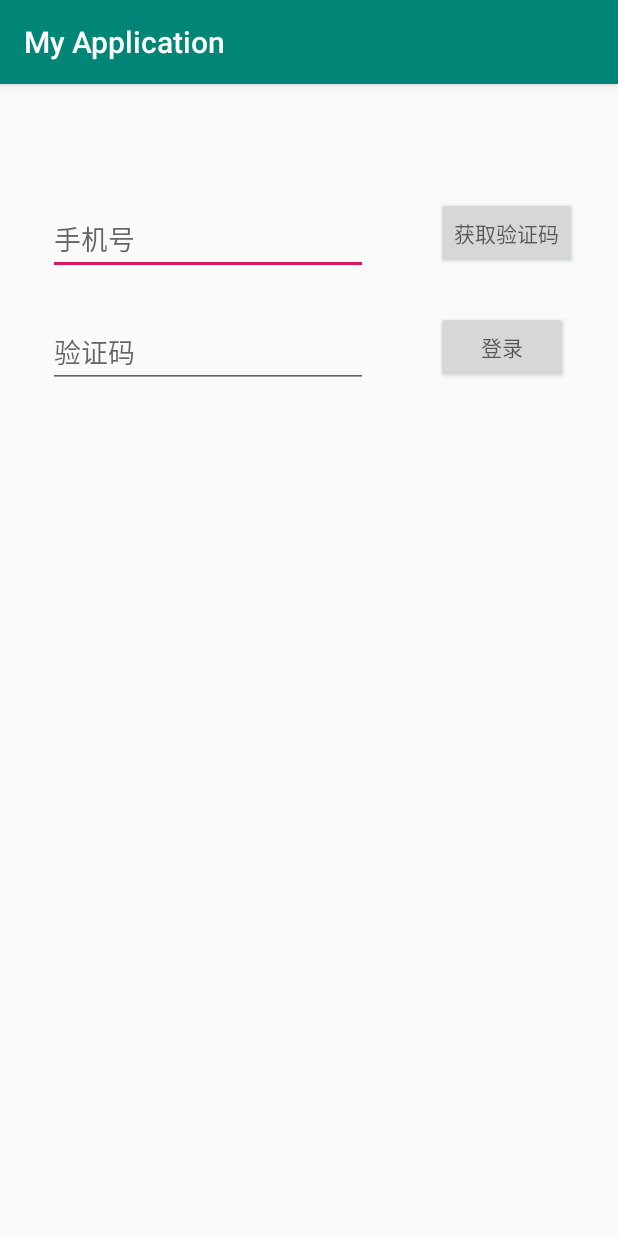
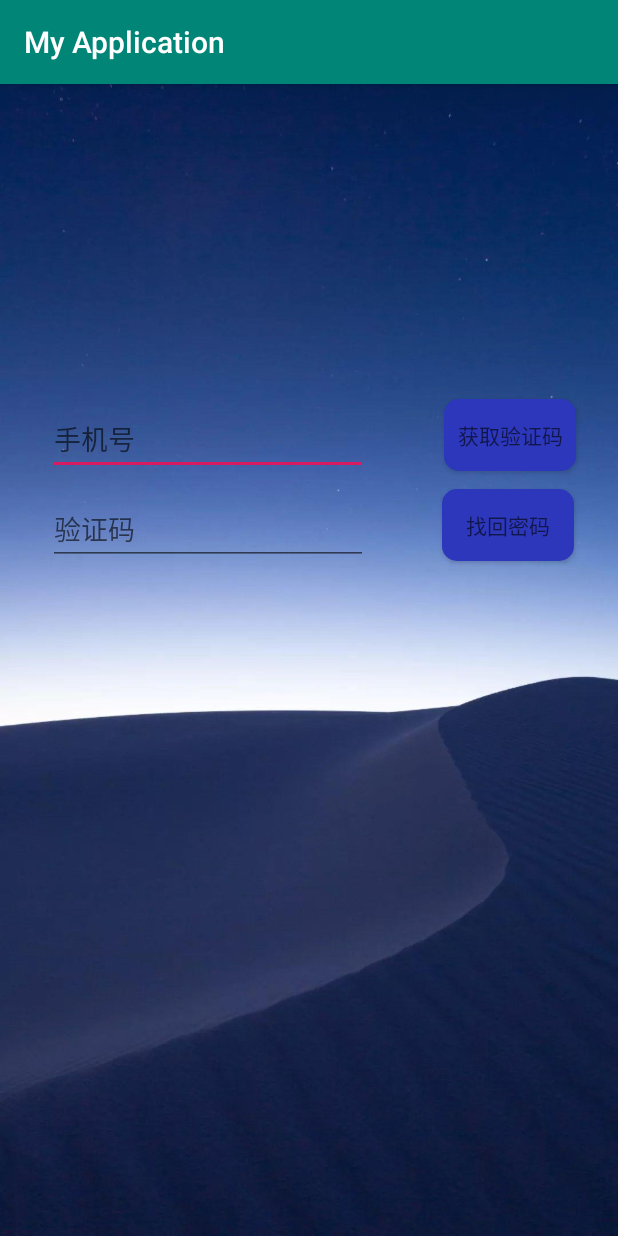
Before and after one commit to Mingfeng-Chen/pengciwang, an Android app: the RetrieveActivity screen opened directly, with no data from a screen before it, on a phone screen of 412 x 824 dp. Run offline under Robolectric (Android 15) with nearby library versions, the phone set to English and light mode, and no system bars; libraries missing offline, so code that uses them is left out: cn.smssdk; 3 statements that could not run were skipped.

Commit message:
spring boot交互

```diff
--- a/app/build.gradle
+++ b/app/build.gradle
@@ -11,7 +11,7 @@ android {
     buildToolsVersion "30.0.2"
     defaultConfig {
         applicationId "com.example.myapplication"
-        minSdkVersion 16
+        minSdkVersion 19
         targetSdkVersion 30
         versionCode 1
         versionName "1.0"
@@ -36,4 +36,6 @@ dependencies {
     implementation 'androidx.recyclerview:recyclerview:1.0.0'
     implementation "io.reactivex.rxjava2:rxjava:2.1.17"
     implementation 'io.reactivex.rxjava2:rxandroid:2.0.1'
+    implementation 'com.squareup.okhttp3:okhttp:3.6.0'
+    implementation 'com.squareup.okio:okio:1.11.0'
 }
--- a/app/src/main/java/com/example/myapplication/DBOpenHelper.java
+++ b/app/src/main/java/com/example/myapplication/DBOpenHelper.java
@@ -68,7 +68,9 @@ public class DBOpenHelper extends SQLiteOpenHelper {
     public void update(String password){
         db.execSQL("UPDATE user SET password = ?",new Object[]{password});
     }
+    public void query(String telephone){
 
+    }
     /**
      * @return
      */
--- a/app/src/main/res/drawable/buttonstyle.xml
+++ b/app/src/main/res/drawable/buttonstyle.xml
@@ -3,7 +3,7 @@
     <item android:state_pressed="false">
         <shape>
             <!-- 色值 -->
-            <solid android:color="#585EE0" />
+            <solid android:color="#2C37BB" />
             <!-- 圆角 -->
             <corners android:radius="10dp" />
         </shape>
--- a/app/src/main/res/layout/activity_retrieve.xml
+++ b/app/src/main/res/layout/activity_retrieve.xml
@@ -5,12 +5,14 @@
     xmlns:app="http://schemas.android.com/apk/res-auto"
     android:layout_width="match_parent"
     android:layout_height="match_parent"
+    android:background="@drawable/background"
     tools:context=".RetrieveActivity">
 
     <EditText
         android:id="@+id/editTextPhoneNum"
         android:layout_width="wrap_content"
         android:layout_height="wrap_content"
+        android:layout_marginTop="150dp"
         android:ems="10"
         android:hint="手机号"
         android:inputType="textPersonName"
@@ -26,6 +28,8 @@
         android:layout_width="wrap_content"
         android:layout_height="wrap_content"
         android:hint="获取验证码"
+        android:layout_marginTop="150dp"
+        android:background="@drawable/buttonstyle"
         app:layout_constraintBottom_toBottomOf="parent"
         app:layout_constraintEnd_toEndOf="parent"
         app:layout_constraintHorizontal_bias="0.914"
@@ -42,6 +46,7 @@
         android:hint="验证码"
         android:importantForAutofill="no"
         android:inputType="textPersonName"
+        android:layout_marginTop="150dp"
         app:layout_constraintBottom_toBottomOf="parent"
         app:layout_constraintEnd_toEndOf="parent"
         app:layout_constraintHorizontal_bias="0.161"
@@ -53,7 +58,10 @@
         android:id="@+id/buttonLogin"
         android:layout_width="wrap_content"
         android:layout_height="wrap_content"
-        android:hint="登录"
+        android:hint="找回密码"
+        android:background="@drawable/buttonstyle"
+        android:layout_marginTop="150dp"
+        android:layout_marginLeft="40dp"
         app:layout_constraintBottom_toBottomOf="parent"
         app:layout_constraintEnd_toEndOf="parent"
         app:layout_constraintHorizontal_bias="0.897"
@@ -61,4 +69,5 @@
         app:layout_constraintTop_toTopOf="parent"
         app:layout_constraintVertical_bias="0.21" />
 
+
 </androidx.constraintlayout.widget.ConstraintLayout>
```
Also changed, not shown: app/src/main/java/com/example/myapplication/MainActivity.java (+49 -34 lines), app/src/main/java/com/example/myapplication/RetrieveActivity.java (+7 -0 lines), app/src/main/java/com/example/myapplication/dao/Constant.java (added, +10 -0 lines).
